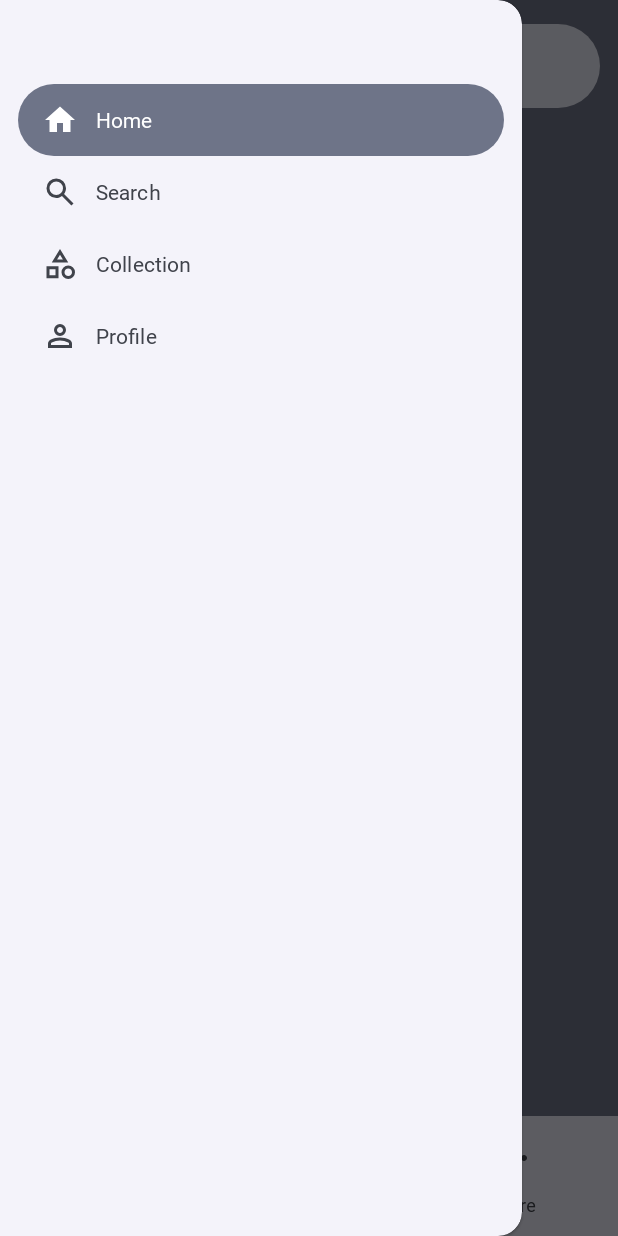
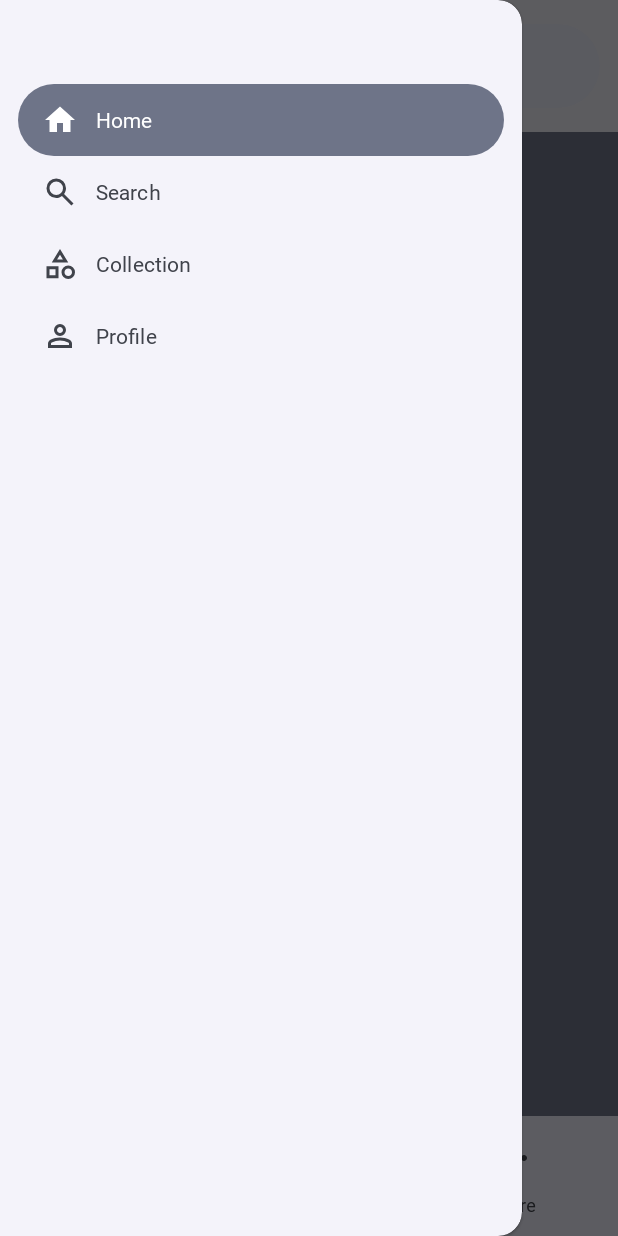
Before and after one commit to alfahrelrifananda/Rel-Wallpaper, an Android app: the MainActivity screen opened directly, with no data from a screen before it, with the side drawer open, on a phone screen of 412 x 824 dp. Run offline under Robolectric (Android 15) with nearby library versions, the phone set to English and light mode, and no system bars; our stand-ins replace Material 3 Expressive styles (plain Material 3 is drawn), navigation-ui; 2 statements that could not run were skipped.

Commit message:
rel-wallpaper

```diff
--- a/app/src/main/res/layout/activity_main.xml
+++ b/app/src/main/res/layout/activity_main.xml
@@ -5,7 +5,7 @@
     android:id="@+id/drawerLayout"
     android:layout_width="match_parent"
     android:layout_height="match_parent"
-    android:background="?attr/colorSecondaryContainer"
+    android:background="?attr/colorSurfaceContainerHigh"
     tools:context=".MainActivity">
 
     <androidx.constraintlayout.widget.ConstraintLayout
```
